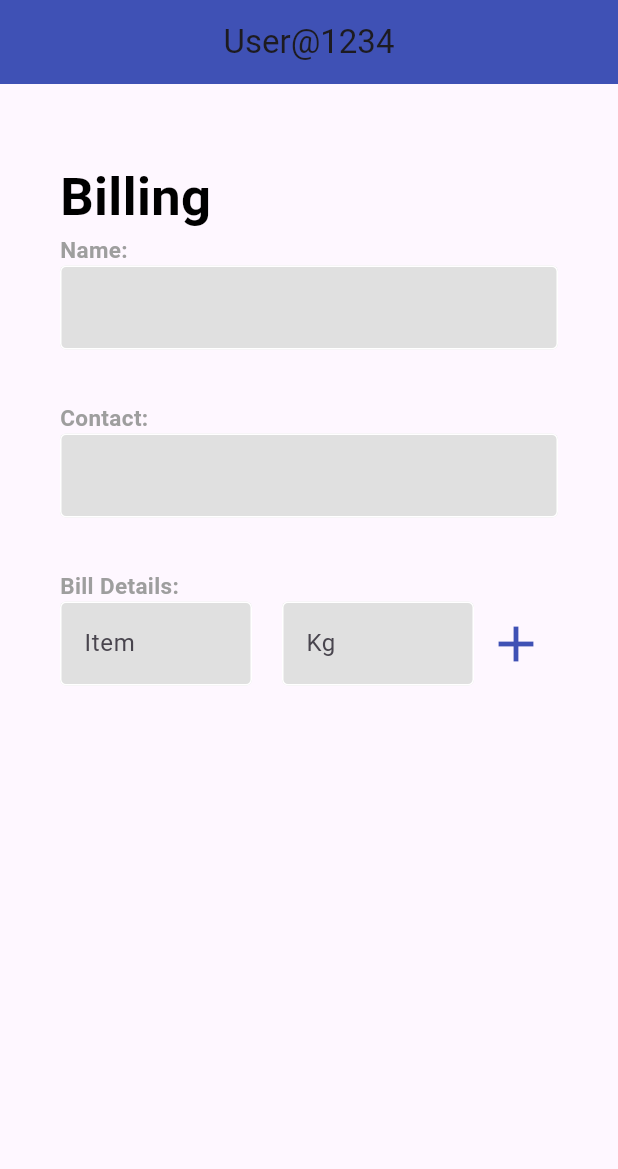
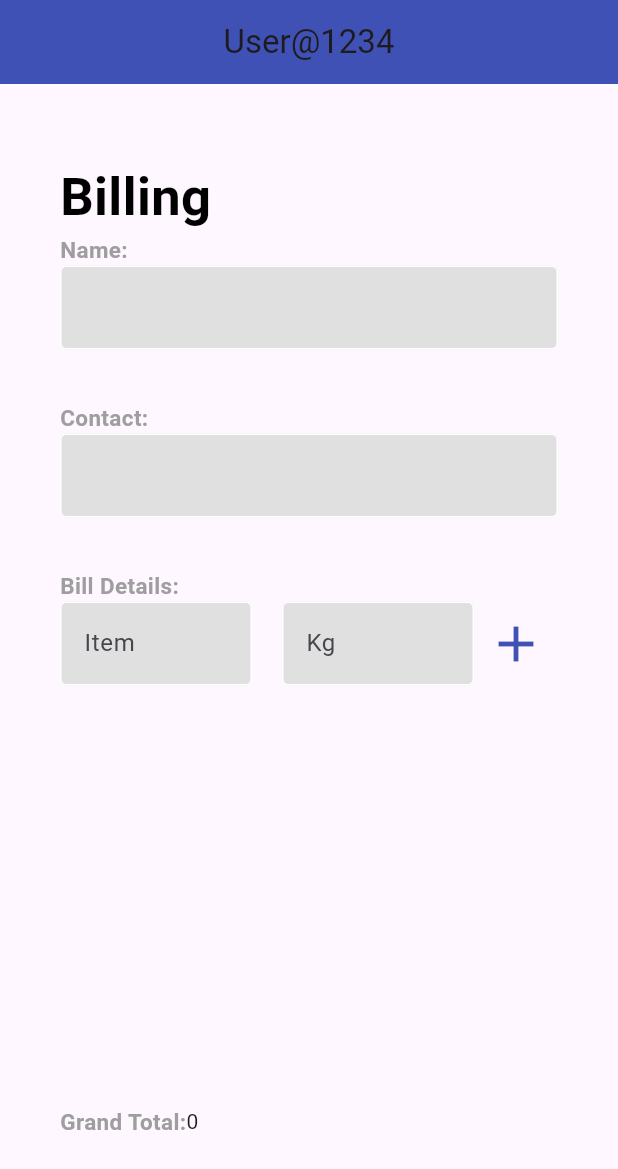
Before and after one commit to OPTRONIX-10/make-it-easy, a Flutter app: the screen it shows after launch, after a tap on the "add" icon, on a phone screen of 412 x 824 dp. Shown: the top 1169 px of the screen. Run offline on Flutter 3.47's test engine with Material 2 defaults, Android fonts, the phone set to English and light mode, and no system bars.

Commit message:
totalItemsSum-pending

```diff
--- /dev/null
+++ b/lib/app/pages/homePages/addedItemsList.dart
@@ -0,0 +1,47 @@
+import 'package:flutter/material.dart';
+import 'package:make_it_easy/app/shared/constants.dart';
+import 'package:make_it_easy/app/widgets/common_widgets/text_widget.dart';
+import 'package:make_it_easy/models/itemModel.dart';
+
+ValueNotifier<List<ItemModel>> itemListNotifier = ValueNotifier([]);
+List<int> itemGrandTotal = [];
+
+class AddedItemsList extends StatelessWidget {
+  AddedItemsList({super.key});
+
+  @override
+  Widget build(BuildContext context) {
+    return Container(
+      height: 280,
+      padding: EdgeInsets.symmetric(vertical: 20),
+      child: ValueListenableBuilder(
+          valueListenable: itemListNotifier,
+          builder: (BuildContext context, List<ItemModel> newList, _) {
+            return ListView.builder(
+                itemCount: itemListNotifier.value.length,
+                itemBuilder: (context, index) {
+                  final itemsList = itemListNotifier.value[index];
+                  final total = itemsList.weight * itemsList.perKg ?? 0;
+                  itemGrandTotal.add(total);
+                  print(itemGrandTotal);
+                  return Card(
+                    child: ListTile(
+                      leading: CircleAvatar(
+                        backgroundColor: appTheme,
+                        radius: 30,
+                        child: TextWidget(
+                            text: '${itemsList.weight * itemsList.perKg}/-',
+                            fontSize: 14,
+                            textColor: Colors.white,
+                            isBold: true),
+                      ),
+                      title: Text(itemsList.itemName),
+                      subtitle: Text('${itemsList.weight.toString()} Kg'),
+                      trailing: Text('Rs ${itemsList.perKg.toString()}/Kg'),
+                    ),
+                  );
+                });
+          }),
+    );
+  }
+}
--- a/lib/app/pages/homePages/billForm.dart
+++ b/lib/app/pages/homePages/billForm.dart
@@ -1,12 +1,22 @@
 import 'package:flutter/material.dart';
+import 'package:make_it_easy/app/pages/homePages/itemsTotalRupees.dart';
 import 'package:make_it_easy/app/widgets/common_widgets/widget_button.dart';
+import 'package:make_it_easy/models/itemModel.dart';
 
 import '../../shared/constants.dart';
+import '../../widgets/common_widgets/text_widget.dart';
+import 'addedItemsList.dart';
 
-class BillForm extends StatelessWidget {
+class BillForm extends StatefulWidget {
   BillForm({super.key});
 
+  @override
+  State<BillForm> createState() => _BillFormState();
+}
+
+class _BillFormState extends State<BillForm> {
   TextEditingController _itemController = TextEditingController();
+
   TextEditingController _weigthController = TextEditingController();
 
   @override
@@ -43,12 +53,33 @@ class BillForm extends StatelessWidget {
                           fillColor: Colors.grey[300],
                           filled: true))),
               IconButton(
-                  onPressed: () {},
+                  onPressed: () {
+                    int weight = int.parse(_weigthController.text);
+                    final value = ItemModel(
+                        itemName: _itemController.text,
+                        weight: weight,
+                        perKg: 200);
+                    print(value);
+                    itemListNotifier.value.add(value);
+
+                    itemListNotifier.notifyListeners();
+                  },
                   icon: Icon(
                     Icons.add,
                     size: 40,
                     color: appTheme,
-                  ))
+                  )),
+            ],
+          ),
+          AddedItemsList(),
+          Row(
+            children: [
+              TextWidget(
+                  text: 'Grand Total:',
+                  fontSize: 15,
+                  textColor: Colors.grey,
+                  isBold: true),
+              GrandTotal()
             ],
           ),
         ],
--- /dev/null
+++ b/lib/app/pages/homePages/itemsTotalRupees.dart
@@ -0,0 +1,19 @@
+import 'package:flutter/material.dart';
+import 'package:make_it_easy/app/pages/homePages/addedItemsList.dart';
+
+class GrandTotal extends StatelessWidget {
+  const GrandTotal({super.key});
+
+  @override
+  Widget build(BuildContext context) {
+    return Text(_itemSum().toString());
+  }
+}
+
+int _itemSum() {
+  int sum = 0;
+  itemGrandTotal.forEach((element) {
+    sum += element;
+  });
+  return sum;
+}
--- /dev/null
+++ b/lib/models/itemModel.dart
@@ -0,0 +1,8 @@
+class ItemModel {
+  final String itemName;
+  final int weight;
+  final int perKg;
+
+  ItemModel(
+      {required this.perKg, required this.itemName, required this.weight});
+}
```
